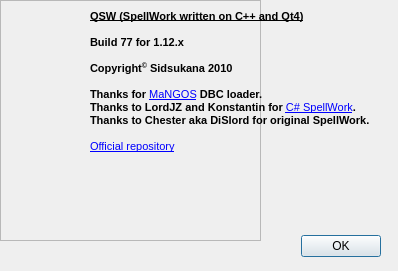
Above: QSW/AboutFormUI.ui from sidsukana/QSpellWork before the change. Below: the same form after it.
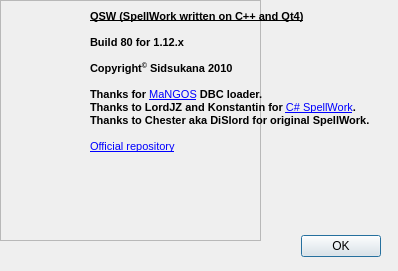
That is the form after the change. Icons and pictures are not drawn.

Commit message: [80] Улучшенное оформление иконки спелла.

```diff
--- a/QSW/AboutFormUI.ui
+++ b/QSW/AboutFormUI.ui
@@ -83,7 +83,7 @@
 &lt;/style&gt;&lt;/head&gt;&lt;body style=&quot; font-family:'MS Shell Dlg 2'; font-size:8.25pt; font-weight:400; font-style:normal;&quot;&gt;
 &lt;p style=&quot; margin-top:0px; margin-bottom:0px; margin-left:0px; margin-right:0px; -qt-block-indent:0; text-indent:0px;&quot;&gt;&lt;span style=&quot; font-size:8pt; font-weight:600; text-decoration: underline;&quot;&gt;QSW (SpellWork written on C++ and Qt4)&lt;/span&gt;&lt;/p&gt;
 &lt;p style=&quot;-qt-paragraph-type:empty; margin-top:0px; margin-bottom:0px; margin-left:0px; margin-right:0px; -qt-block-indent:0; text-indent:0px; font-size:8pt; font-weight:600;&quot;&gt;&lt;/p&gt;
-&lt;p style=&quot; margin-top:0px; margin-bottom:0px; margin-left:0px; margin-right:0px; -qt-block-indent:0; text-indent:0px;&quot;&gt;&lt;span style=&quot; font-size:8pt; font-weight:600;&quot;&gt;Build 77 for 1.12.x&lt;/span&gt;&lt;/p&gt;
+&lt;p style=&quot; margin-top:0px; margin-bottom:0px; margin-left:0px; margin-right:0px; -qt-block-indent:0; text-indent:0px;&quot;&gt;&lt;span style=&quot; font-size:8pt; font-weight:600;&quot;&gt;Build 80 for 1.12.x&lt;/span&gt;&lt;/p&gt;
 &lt;p style=&quot;-qt-paragraph-type:empty; margin-top:0px; margin-bottom:0px; margin-left:0px; margin-right:0px; -qt-block-indent:0; text-indent:0px; font-size:8pt; font-weight:600;&quot;&gt;&lt;/p&gt;
 &lt;p style=&quot; margin-top:0px; margin-bottom:0px; margin-left:0px; margin-right:0px; -qt-block-indent:0; text-indent:0px;&quot;&gt;&lt;span style=&quot; font-size:8pt; font-weight:600;&quot;&gt;Copyright&lt;/span&gt;&lt;span style=&quot; font-size:8pt; font-weight:600; vertical-align:super;&quot;&gt;©&lt;/span&gt;&lt;span style=&quot; font-size:8pt; font-weight:600;&quot;&gt; Sidsukana 2010&lt;/span&gt;&lt;/p&gt;
 &lt;p style=&quot;-qt-paragraph-type:empty; margin-top:0px; margin-bottom:0px; margin-left:0px; margin-right:0px; -qt-block-indent:0; text-indent:0px; font-size:8pt; font-weight:600;&quot;&gt;&lt;/p&gt;
```
The commit also changes 1 other file.
